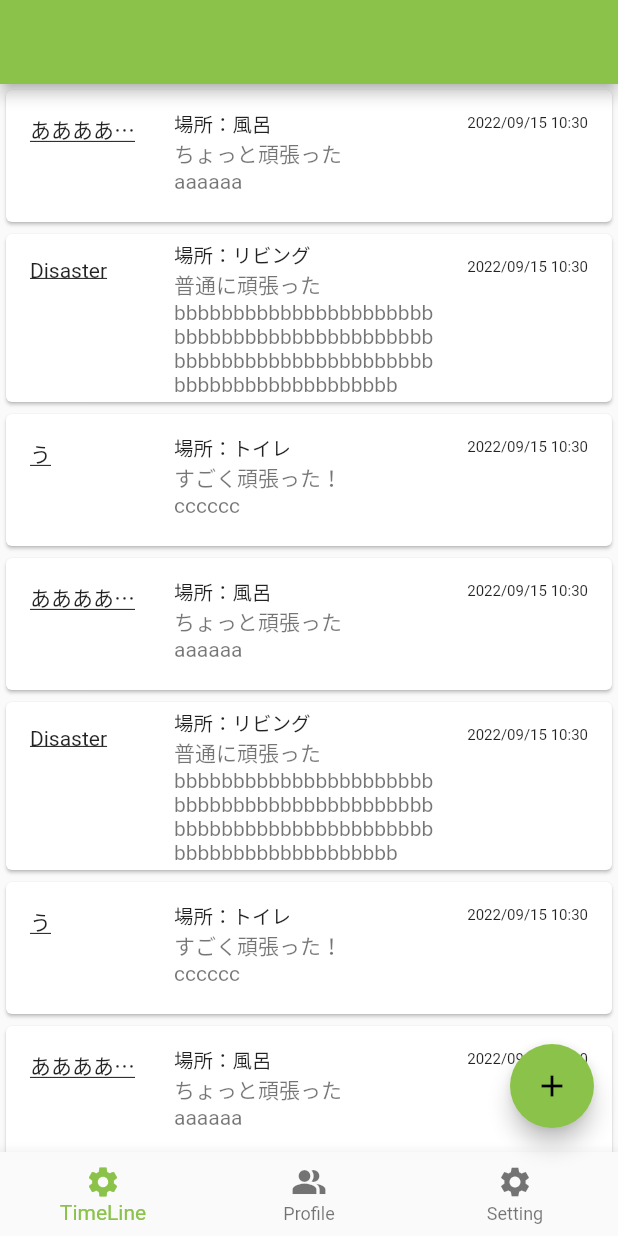
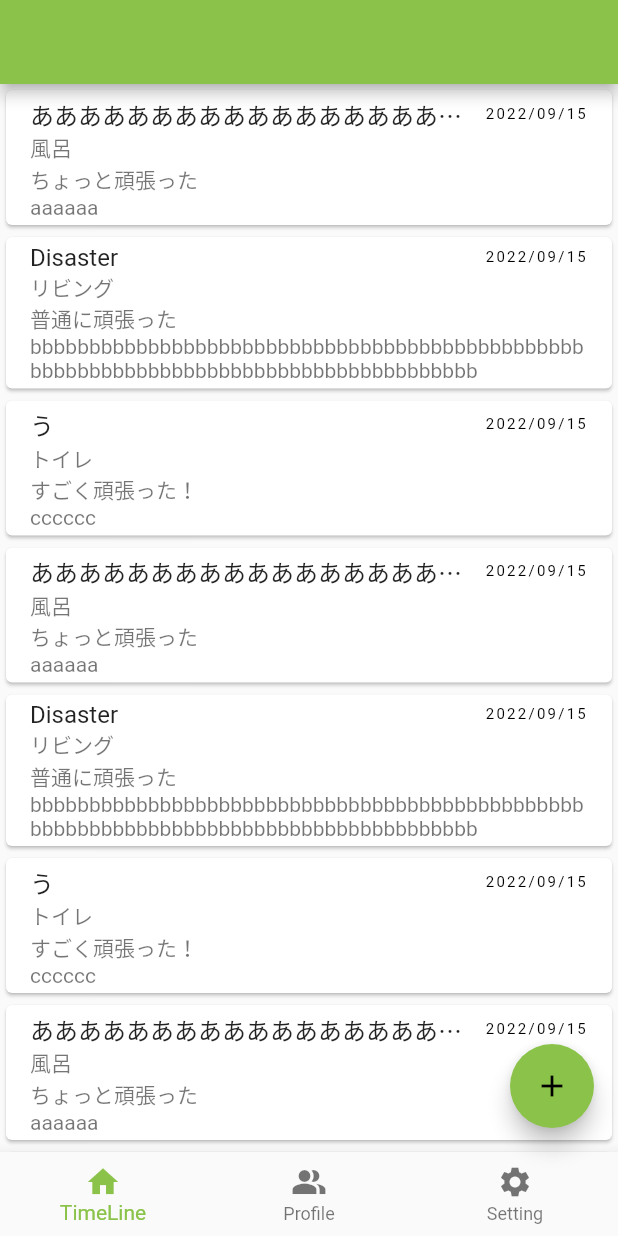
Before and after one commit to seipan1213/cleanApp, a Flutter app: the MyHomePage screen opened directly with empty values, on a phone screen of 412 x 824 dp. Run offline on Flutter 3.47's test engine with Material 2 defaults, Android fonts, the phone set to English and light mode, and no system bars; our stand-ins replace cloud_firestore, firebase_auth, firebase_core; missing offline and left inert: dart:ffi; accounts and stored records are empty.

Commit message:
modify entire_ui

```diff
--- a/lib/fragments/timeline.dart
+++ b/lib/fragments/timeline.dart
@@ -9,22 +9,22 @@ class PostInfo extends StatelessWidget {
     // dbアクセスを待つ処理
     // date formatting
     initializeDateFormatting('ja');
-    final DateFormat formatter = new DateFormat('yyyy/MM/dd HH:mm', "ja_JP");
+    final DateFormat formatter = new DateFormat('yyyy/MM/dd', "ja_JP");
     String date = formatter.format(new DateTime.now());
 
     var postList = [
       {
-        'username': 'ああああああああああああああああああ',
+        'username': 'ああああああああああああああああああああああああああ',
         'intensity': 'ちょっと頑張った',
         'spot': '風呂',
-        'content': 'aaaaaa',
+        'comment': 'aaaaaa',
         'created_at': formatter.format(new DateTime.now()),
       },
       {
         'username': 'Disaster',
         'intensity': '普通に頑張った',
         'spot': 'リビング',
-        'content':
+        'comment':
             'bbbbbbbbbbbbbbbbbbbbbbbbbbbbbbbbbbbbbbbbbbbbbbbbbbbbbbbbbbbbbbbbbbbbbbbbbbbbbbbbbbbbb',
         'created_at': formatter.format(new DateTime.now()),
       },
@@ -32,7 +32,7 @@ class PostInfo extends StatelessWidget {
         'username': 'う',
         'intensity': 'すごく頑張った！',
         'spot': 'トイレ',
-        'content': 'cccccc',
+        'comment': 'cccccc',
         'created_at': formatter.format(new DateTime.now())
       }
     ];
@@ -44,25 +44,65 @@ class PostInfo extends StatelessWidget {
               itemCount: 100,
               itemBuilder: (context, index) {
                 return Card(
-                    child: ListTile(
-                  isThreeLine: true,
-                  leading: Container(
-                      width: 80,
-                      child: Text(postList[index % 3]['username']!,
-                          overflow: TextOverflow.ellipsis,
-                          style: TextStyle(
-                            decoration: TextDecoration.underline,
-                            fontSize: 14,
-                          ))),
-                  title: Text(
-                    '場所：' + postList[index % 3]['spot']!,
-                    style: TextStyle(fontSize: 13),
+                  child: ListTile(
+                    title: Row(
+                      children: [
+                        Expanded(
+                            flex: 4,
+                            child: Text(
+                              postList[index % 3]['username']!,
+                              overflow: TextOverflow.ellipsis,
+                            )),
+                        Expanded(
+                          flex: 1,
+                          child: Text(
+                            postList[index % 3]['created_at']!,
+                            style: Theme.of(context).textTheme.labelSmall,
+                            textAlign: TextAlign.right,
+                          ),
+                        )
+                      ],
+                      mainAxisAlignment: MainAxisAlignment.spaceBetween,
+                    ),
+                    subtitle: Text(
+                      postList[index % 3]['spot']! +
+                          '\n' +
+                          postList[index % 3]['intensity']! +
+                          '\n' +
+                          postList[index % 3]['comment']!,
+                    ),
+                    // title: Column(
+                    //   crossAxisAlignment: CrossAxisAlignment.start,
+                    //   children: [
+                    //     Text(
+                    //       postList[index % 3]['username']!,
+                    //       overflow: TextOverflow.ellipsis,
+                    //     ),
+
+                    //   ],
+                    // ),
                   ),
-                  subtitle: Text(postList[index % 3]['intensity']! +
-                      '\n${postList[index % 3]["content"]}'),
-                  trailing: Text(postList[index % 3]['created_at']!,
-                      style: TextStyle(fontSize: 10)),
-                ));
+                );
+                // return Card(
+                //     child: ListTile(
+                //   isThreeLine: true,
+                // leading: Container(
+                //     width: 80,
+                //     child: Text(postList[index % 3]['username']!,
+                //         overflow: TextOverflow.ellipsis,
+                //         style: TextStyle(
+                //           decoration: TextDecoration.underline,
+                //           fontSize: 14,
+                //         ))),
+                //   title: Text(
+                //     '場所：' + postList[index % 3]['spot']!,
+                //     style: TextStyle(fontSize: 13),
+                //   ),
+                //   subtitle: Text(postList[index % 3]['intensity']! +
+                //       '\n${postList[index % 3]["content"]}'),
+                // trailing: Text(postList[index % 3]['created_at']!,
+                //     style: TextStyle(fontSize: 9)),
+                // ));
               }),
         )
       ],
--- a/lib/pages/homePage.dart
+++ b/lib/pages/homePage.dart
@@ -70,7 +70,7 @@ class _MyHomePageState extends State<MyHomePage> {
         bottomNavigationBar: BottomNavigationBar(
           items: const [
             BottomNavigationBarItem(
-              icon: Icon(Icons.settings),
+              icon: Icon(Icons.home),
               label: 'TimeLine',
             ),
             BottomNavigationBarItem(
```
Also changed, not shown: lib/fragments/profile.dart (+42 -22 lines).
